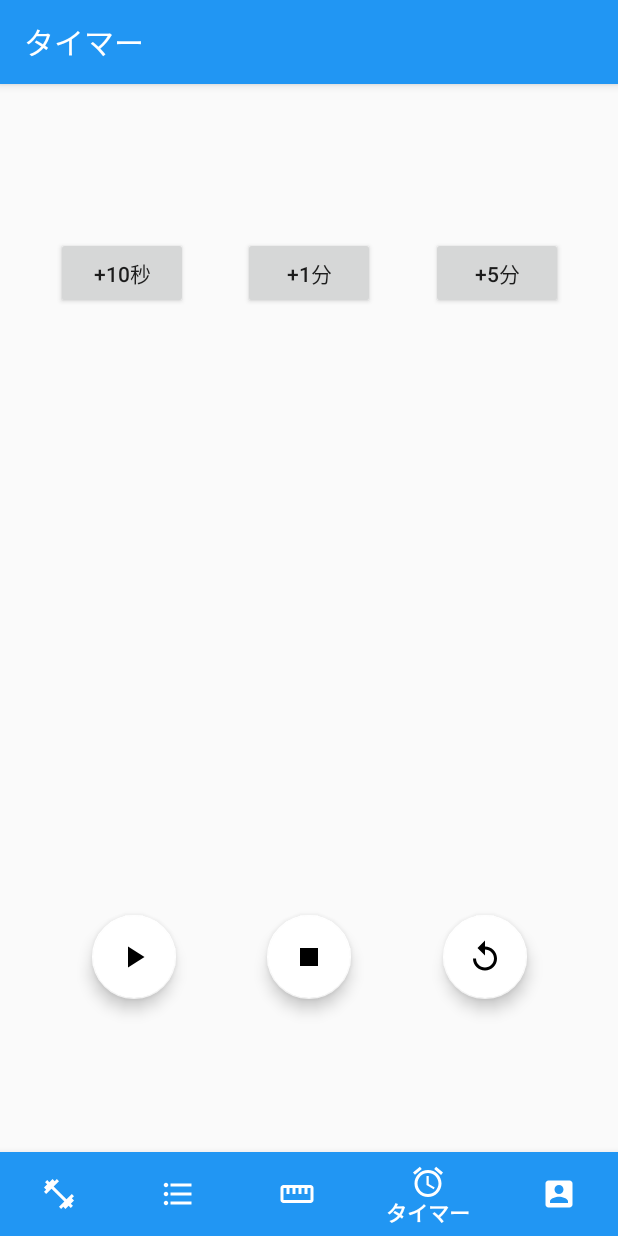
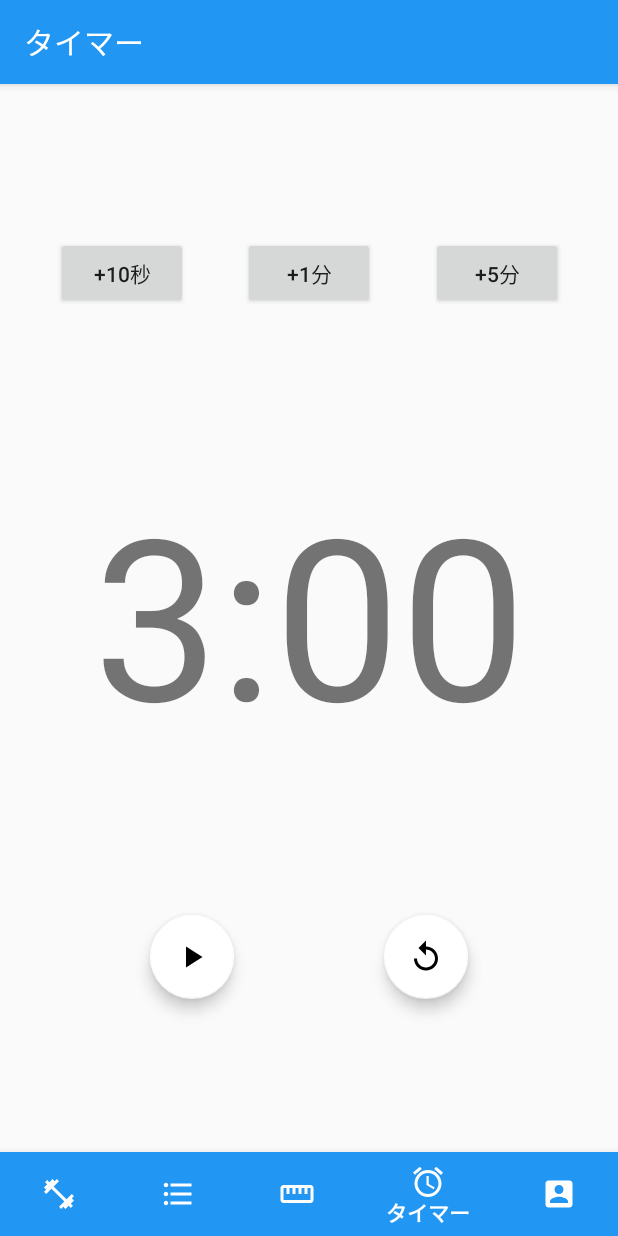
Before and after one commit to MtDeity/training-log-android, an Android app: the TimerFragment screen opened through its navigation route, on a phone screen of 412 x 824 dp. Run offline under Robolectric (Android 15) with nearby library versions, the phone set to English and light mode, and no system bars; our stand-ins replace navigation-ui; pictures from the network do not load.

Commit message:
タイマー時間変更機能

```diff
--- a/app/src/main/java/com/example/traininglog/TimerFragment.kt
+++ b/app/src/main/java/com/example/traininglog/TimerFragment.kt
@@ -1,5 +1,6 @@
 package com.example.traininglog
 
+import android.content.res.ColorStateList
 import android.media.AudioAttributes
 import android.media.AudioManager
 import android.media.SoundPool
@@ -22,6 +23,12 @@ class TimerFragment : Fragment() {
     ) :
         CountDownTimer(millisInFuture, countDownInterval) {
 
+        init {
+            val minute = millisInFuture / 1000L / 60L
+            val second = millisInFuture / 1000L % 60L
+            timerText.text = "%1d:%2$02d".format(minute, second)
+        }
+
         var isRunning = false
 
         override fun onTick(millisUntilFinished: Long) {
@@ -40,31 +47,52 @@ class TimerFragment : Fragment() {
         inflater: LayoutInflater, container: ViewGroup?,
         savedInstanceState: Bundle?
     ): View? {
-        // Inflate the layout for this fragment
+        return inflater.inflate(R.layout.fragment_timer, container, false)
+    }
 
-        timerText.text = "3:00"
-        val timer = MyCountDownTimer(3 * 60 * 1000, 100)
+    override fun onActivityCreated(savedInstanceState: Bundle?) {
+        super.onActivityCreated(savedInstanceState)
+
+        var millisInFuture: Long = 3 * 60 * 1000
+        var timer = MyCountDownTimer(millisInFuture, 100)
+
+        tenSec.setOnClickListener {
+            millisInFuture += 1 * 10 * 1000
+            timer = MyCountDownTimer(millisInFuture, 100)
+        }
+
+        oneMin.setOnClickListener {
+            millisInFuture += 1 * 60 * 1000
+            timer = MyCountDownTimer(millisInFuture, 100)
+        }
+
+        fiveMin.setOnClickListener {
+            millisInFuture += 5 * 60 * 1000
+            timer = MyCountDownTimer(millisInFuture, 100)
+        }
+
         playPause.setOnClickListener {
-            timer.isRunning = when
-                (timer.isRunning) {
-                true -> {
-                    timer.cancel()
-                    playPause.setImageResource(
-                        R.drawable.play
-                    )
-                    false
-                }
-                false -> {
-                    timer.start()
-                    playPause.setImageResource(
-                        R.drawable.pause
-                    )
-                    true
-                }
+            timer.isRunning = if (timer.isRunning) {
+                timer.cancel()
+                playPause.setImageResource(R.drawable.play)
+                reset.isClickable = true
+                reset.imageTintList= ColorStateList.valueOf(getResources().getColor(android.R.color.black))
+                false
+            } else {
+                timer.start()
+                playPause.setImageResource(R.drawable.pause)
+                reset.isClickable = false
+                reset.imageTintList= ColorStateList.valueOf(getResources().getColor(android.R.color.darker_gray))
+                true
             }
         }
 
-        return inflater.inflate(R.layout.fragment_timer, container, false)
+        reset.setOnClickListener {
+            if (!timer.isRunning) {
+                millisInFuture = 0 * 60 * 1000
+                timer = MyCountDownTimer(millisInFuture, 100)
+            }
+        }
     }
 
     override fun onResume() {
--- a/app/src/main/res/layout/fragment_timer.xml
+++ b/app/src/main/res/layout/fragment_timer.xml
@@ -45,25 +45,10 @@
         android:layout_width="wrap_content"
         android:layout_height="wrap_content"
         android:textSize="150sp"
-        app:layout_constraintBottom_toTopOf="@+id/stop"
+        app:layout_constraintBottom_toBottomOf="@id/playPause"
         app:layout_constraintEnd_toEndOf="parent"
         app:layout_constraintStart_toStartOf="parent"
-        app:layout_constraintTop_toBottomOf="@+id/oneMin"
-        tools:text="3:00" />
-
-    <com.google.android.material.floatingactionbutton.FloatingActionButton
-        android:id="@+id/stop"
-        android:layout_width="wrap_content"
-        android:layout_height="wrap_content"
-        android:clickable="true"
-        android:src="@drawable/stop"
-        android:tint="@android:color/black"
-        app:backgroundTint="@android:color/white"
-        app:layout_constraintBottom_toBottomOf="parent"
-        app:layout_constraintEnd_toStartOf="@+id/reset"
-        app:layout_constraintHorizontal_bias="0.5"
-        app:layout_constraintStart_toEndOf="@+id/playPause"
-        app:layout_constraintTop_toBottomOf="@+id/timerText" />
+        app:layout_constraintTop_toBottomOf="@+id/oneMin" />
 
     <com.google.android.material.floatingactionbutton.FloatingActionButton
         android:id="@+id/playPause"
@@ -74,7 +59,7 @@
         android:tint="@android:color/black"
         app:backgroundTint="@android:color/white"
         app:layout_constraintBottom_toBottomOf="parent"
-        app:layout_constraintEnd_toStartOf="@+id/stop"
+        app:layout_constraintEnd_toStartOf="@+id/reset"
         app:layout_constraintHorizontal_bias="0.5"
         app:layout_constraintStart_toStartOf="parent"
         app:layout_constraintTop_toBottomOf="@+id/timerText" />
@@ -83,14 +68,13 @@
         android:id="@+id/reset"
         android:layout_width="wrap_content"
         android:layout_height="wrap_content"
-        android:clickable="true"
         android:src="@drawable/reset"
         android:tint="@android:color/black"
         app:backgroundTint="@android:color/white"
         app:layout_constraintBottom_toBottomOf="parent"
         app:layout_constraintEnd_toEndOf="parent"
         app:layout_constraintHorizontal_bias="0.5"
-        app:layout_constraintStart_toEndOf="@+id/stop"
+        app:layout_constraintStart_toEndOf="@+id/playPause"
         app:layout_constraintTop_toBottomOf="@+id/timerText" />
 
 </androidx.constraintlayout.widget.ConstraintLayout>
--- a/app/src/main/res/values/colors.xml
+++ b/app/src/main/res/values/colors.xml
@@ -4,4 +4,6 @@
     <color name="colorPrimaryDark">#0069c0</color>
     <color name="colorAccent">#ff5252</color>
     <color name="link">#0000EE</color>
+    <color name="unclickable">#808080</color>
+
 </resources>
```
